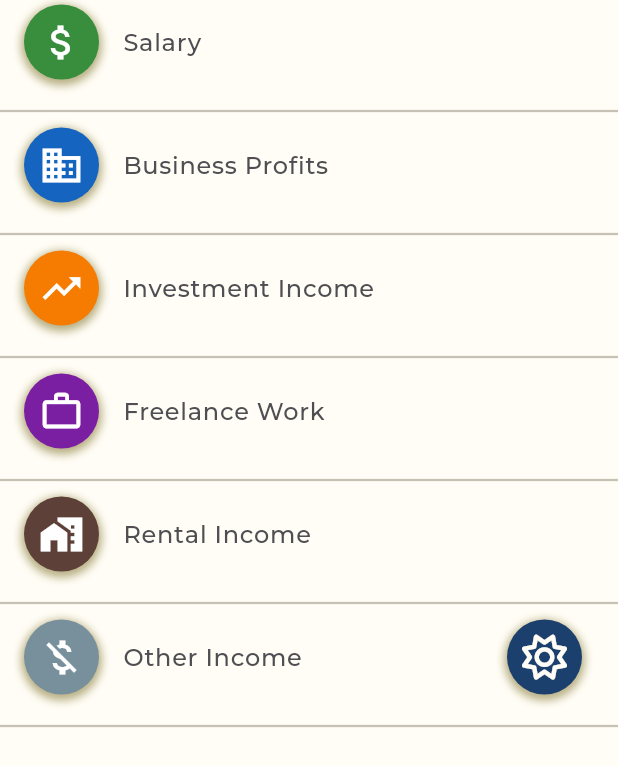
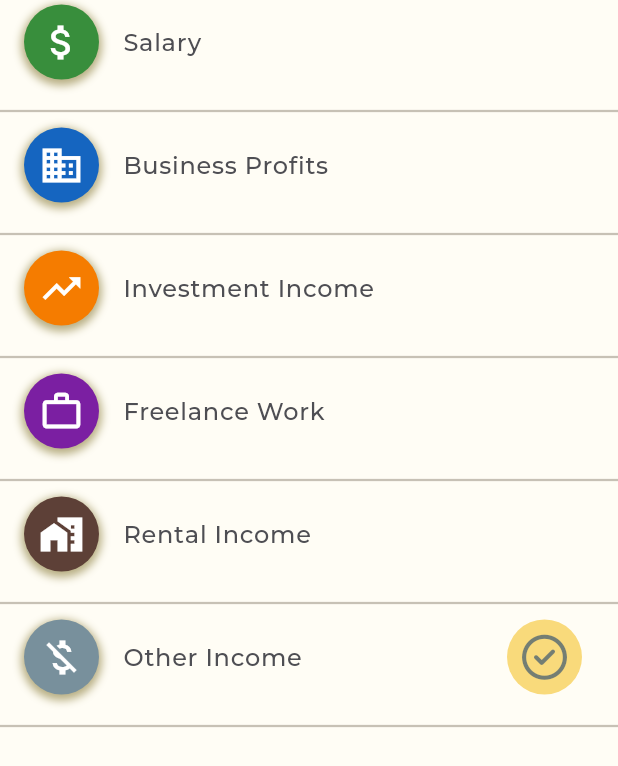
Before and after one commit to Puppychan/tymesavingfrontend, a Flutter app: the CategorySelectionPage widget shown alone on an empty page, opened directly with empty values, on a phone screen of 412 x 824 dp. Shown: the top 766 px of the screen. Run offline on Flutter 3.47's test engine with Material 3 defaults, Android fonts, the phone set to English and light mode, and no system bars; drawn by our look-alikes of loader_overlay; our stand-ins replace dio, dotted_border, fl_chart, flutter_dotenv, flutter_svg, font_awesome_flutter and 8 more; missing offline and left inert: dio_cache_interceptor, dio_cache_interceptor_hive_store; accounts and stored records are empty; network calls fail; statements that could not run were skipped; project files that could hold a hidden picture were left out.

Commit message:
feat: update selection ui on category select page

```diff
--- a/lib/components/category_list/category_selection.dart
+++ b/lib/components/category_list/category_selection.dart
@@ -69,9 +69,10 @@ class _CategorySelectionPageState extends State<CategorySelectionPage> {
                     title: Text(category.name, style: textTheme.bodyLarge),
                     trailing: isSelected
                         ? RoundedIcon(
-                            iconData: FontAwesomeIcons.sun,
-                            backgroundColor: colorScheme.primary,
-                            iconColor: colorScheme.onPrimary)
+                          hasShadow: false,
+                            iconData: FontAwesomeIcons.circleCheck,
+                            backgroundColor: colorScheme.inversePrimary.withOpacity(0.6),
+                            iconColor: colorScheme.primary.withOpacity(0.6))
                         : null,
                   ))),
 
--- a/lib/components/common/rounded_icon.dart
+++ b/lib/components/common/rounded_icon.dart
@@ -4,6 +4,7 @@ class RoundedIcon extends StatelessWidget {
   final IconData iconData;
   final Color? backgroundColor;
   final Color? iconColor;
+  final bool hasShadow;
   final double size;
 
   const RoundedIcon({
@@ -11,7 +12,7 @@ class RoundedIcon extends StatelessWidget {
     required this.iconData,
     this.backgroundColor, // Default background color
     this.iconColor, // Default icon color
-    this.size = 50.0, // Default size
+    this.size = 50.0, this.hasShadow = true, // Default size
   });
 
   @override
@@ -22,7 +23,7 @@ class RoundedIcon extends StatelessWidget {
       decoration: BoxDecoration(
         color: backgroundColor,
         shape: BoxShape.circle,
-        boxShadow: [
+        boxShadow: hasShadow ? [
           BoxShadow(
             color: Theme.of(context)
                 .colorScheme
@@ -31,7 +32,7 @@ class RoundedIcon extends StatelessWidget {
             blurRadius: 4, // Blur radius
             offset: const Offset(0, 2),
           ),
-        ],
+        ] : null,
       ),
       alignment: Alignment.center,
       child: Icon(
```
